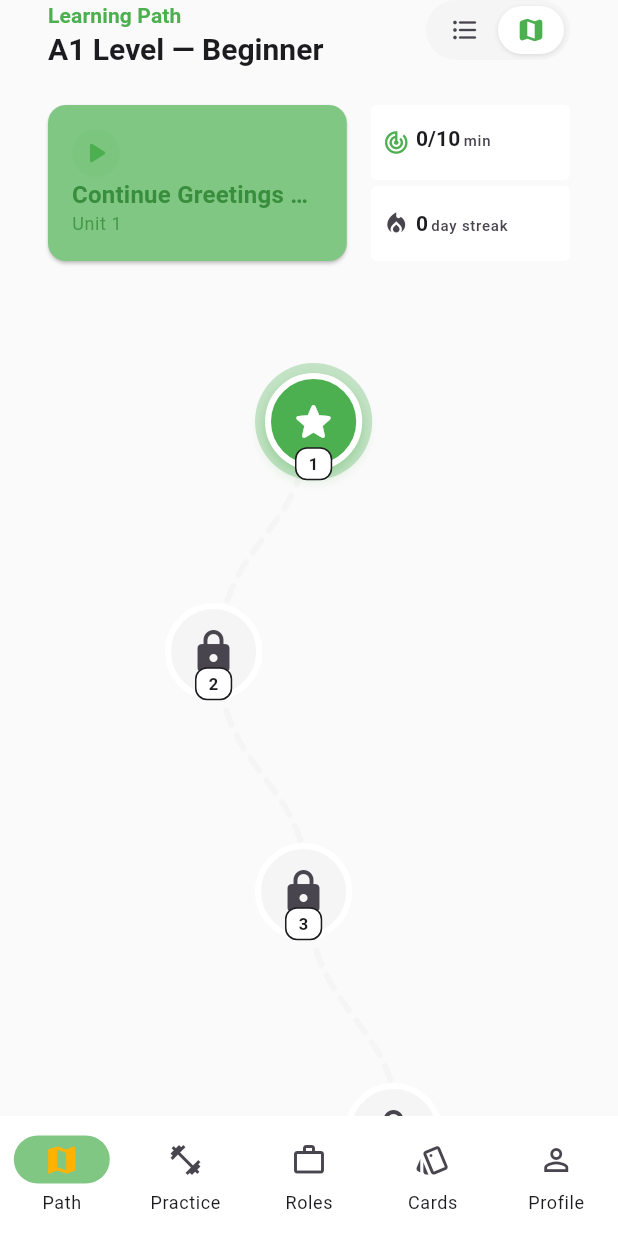
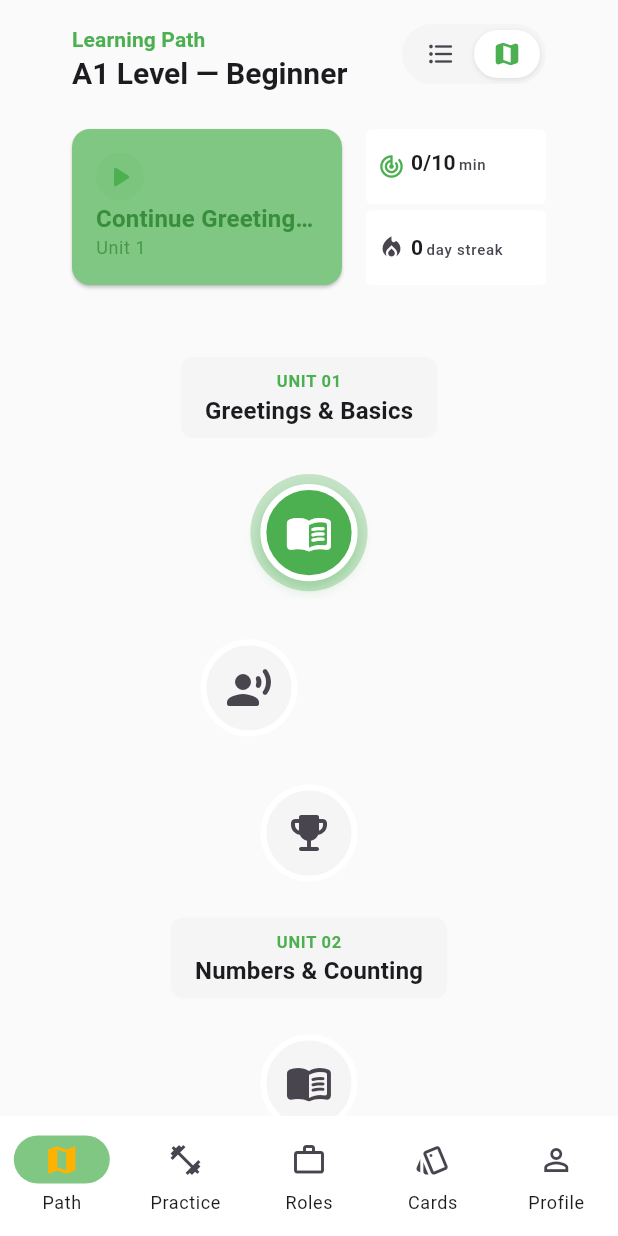
Before and after one commit to Shahadat99x/LietuCoach_Lithuanian_A1_B2, a Flutter app: the screen it shows after launch, after a tap on the "map" icon, on a phone screen of 412 x 824 dp. Run offline on Flutter 3.47's test engine with Material 3 defaults, Android fonts, the phone set to English and light mode, and no system bars; our stand-ins replace connectivity_plus, flutter_dotenv, hive, hive_flutter, just_audio, pdf and 3 more; accounts and stored records are empty; statements that could not run were skipped.

Commit message:
feat(path): add unit-section map layout with typed nodes

```diff
--- a/lib/features/path/widgets/map_view/map_node.dart
+++ b/lib/features/path/widgets/map_view/map_node.dart
@@ -9,6 +9,8 @@ class MapNode extends StatefulWidget {
   final VoidCallback onTap;
   final VoidCallback? onLongPress;
 
+  final IconData? icon;
+
   const MapNode({
     super.key,
     required this.index,
@@ -17,6 +19,7 @@ class MapNode extends StatefulWidget {
     required this.isCurrent,
     required this.onTap,
     this.onLongPress,
+    this.icon,
   });
 
   @override
@@ -122,32 +125,14 @@ class _MapNodeState extends State<MapNode> with SingleTickerProviderStateMixin {
               border: Border.all(color: Colors.white, width: 4),
             ),
             child: Icon(
-              widget.isCompleted
-                  ? Icons.check_rounded
-                  : (widget.isUnlocked
-                        ? Icons.star_rounded
-                        : Icons.lock_rounded),
+              widget.icon ??
+                  (widget.isCompleted
+                      ? Icons.check_rounded
+                      : (widget.isUnlocked
+                            ? Icons.star_rounded
+                            : Icons.lock_rounded)),
               color: widget.isCompleted ? Colors.white : iconColor,
               size: 32,
-            ),
-          ),
-
-          // Level Indicator Pill (optional, maybe below)
-          Positioned(
-            bottom: 0,
-            child: Container(
-              padding: const EdgeInsets.symmetric(horizontal: 8, vertical: 2),
-              decoration: BoxDecoration(
-                color: theme.colorScheme.surface,
-                borderRadius: BorderRadius.circular(8),
-                border: Border.all(color: theme.colorScheme.outlineVariant),
-              ),
-              child: Text(
-                '${widget.index + 1}',
-                style: theme.textTheme.labelSmall?.copyWith(
-                  fontWeight: FontWeight.bold,
-                ),
-              ),
             ),
           ),
         ],
--- /dev/null
+++ b/lib/features/path/widgets/map_view/unit_section.dart
@@ -0,0 +1,142 @@
+import 'package:flutter/material.dart';
+import '../../../../ui/tokens.dart';
+import '../../models/course_unit_config.dart';
+import 'map_node.dart';
+
+class UnitSection extends StatelessWidget {
+  final CourseUnitConfig config;
+  final int completedLessons;
+  final bool isUnlocked;
+  final bool examPassed;
+  final ValueChanged<int> onNodeTap;
+  final VoidCallback onExamTap;
+
+  const UnitSection({
+    super.key,
+    required this.config,
+    required this.completedLessons,
+    required this.isUnlocked,
+    required this.examPassed,
+    required this.onNodeTap,
+    required this.onExamTap,
+  });
+
+  @override
+  Widget build(BuildContext context) {
+    final theme = Theme.of(context);
+
+    // Determine nodes
+    // Nodes 0..(N-1) are lessons
+    // Node N is exam
+    final nodeCount = config.lessonCount + 1;
+
+    return Column(
+      children: [
+        // Unit Title Chip
+        Container(
+          margin: const EdgeInsets.symmetric(vertical: Spacing.l),
+          padding: const EdgeInsets.symmetric(
+            horizontal: Spacing.m,
+            vertical: Spacing.s,
+          ),
+          decoration: BoxDecoration(
+            color: theme.colorScheme.surfaceContainerHighest,
+            borderRadius: BorderRadius.circular(Radii.md),
+          ),
+          child: Column(
+            children: [
+              Text(
+                'UNIT ${config.unitId.split('_').last}', // Simple extraction or pass index
+                style: theme.textTheme.labelSmall?.copyWith(
+                  fontWeight: FontWeight.bold,
+                  color: theme.colorScheme.primary,
+                ),
+              ),
+              Text(
+                config.title,
+                style: theme.textTheme.titleMedium?.copyWith(
+                  fontWeight: FontWeight.bold,
+                ),
+              ),
+            ],
+          ),
+        ),
+
+        // Nodes Path
+        ListView.separated(
+          shrinkWrap: true,
+          physics: const NeverScrollableScrollPhysics(),
+          itemCount: nodeCount,
+          separatorBuilder: (_, __) => const SizedBox(height: Spacing.xl),
+          itemBuilder: (context, index) {
+            final isExam = index == config.lessonCount;
+
+            // State Logic
+            bool nodeUnlocked = false;
+            bool nodeCompleted = false;
+            bool nodeCurrent = false;
+
+            if (!isUnlocked) {
+              // Unit locked -> all locked
+              nodeUnlocked = false;
+            } else {
+              if (isExam) {
+                // Exam is unlocked if all lessons done
+                nodeUnlocked = completedLessons >= config.lessonCount;
+                nodeCompleted = examPassed;
+                nodeCurrent = nodeUnlocked && !nodeCompleted;
+              } else {
+                // Lesson node
+                nodeUnlocked = index <= completedLessons;
+                nodeCompleted = index < completedLessons;
+                nodeCurrent = index == completedLessons;
+              }
+            }
+
+            // Icons
+            IconData icon;
+            if (isExam) {
+              icon = Icons.emoji_events_rounded; // Trophy
+            } else if (index % 3 == 0) {
+              icon = Icons.menu_book_rounded;
+            } else if (index % 3 == 1) {
+              icon = Icons.record_voice_over_rounded;
+            } else {
+              icon = Icons.chat_bubble_rounded;
+            }
+
+            // Visual Staggering (Zig-zag)
+            // 0: Center, 1: Left, 2: Right, ...
+            /*
+            alignment logic:
+            index % 2 == 0 ? center : (index % 4 == 1 ? left : right)
+            Actually a simple sine wave is nice:
+            */
+            final double offset =
+                40.0 * (index % 2 == 0 ? 0 : (index % 4 == 1 ? -1 : 1));
+
+            return Transform.translate(
+              offset: Offset(offset, 0),
+              child: MapNode(
+                index: index,
+                isUnlocked: nodeUnlocked,
+                isCompleted: nodeCompleted,
+                isCurrent: nodeCurrent,
+                icon: icon,
+                onTap: () {
+                  if (isExam) {
+                    onExamTap();
+                  } else {
+                    onNodeTap(
+                      index,
+                    ); // This index needs mapping to lesson ID logic if needed, or just open list
+                  }
+                },
+              ),
+            );
+          },
+        ),
+      ],
+    );
+  }
+}
--- a/lib/features/path/widgets/path_map_view.dart
+++ b/lib/features/path/widgets/path_map_view.dart
@@ -4,8 +4,7 @@ import '../../../../ui/tokens.dart';
 import '../models/course_unit_config.dart';
 import '../../../../progress/progress.dart';
 import '../../../../packs/packs.dart';
-import 'map_view/map_node.dart';
-import 'map_view/path_painter.dart';
+import 'map_view/unit_section.dart';
 
 class PathMapView extends StatelessWidget {
   final List<CourseUnitConfig> courseUnits;
@@ -35,133 +34,36 @@ class PathMapView extends StatelessWidget {
 
   @override
   Widget build(BuildContext context) {
-    // Determine the last completed/current unit to scroll to?
-    // For now, simpler implementation: standard list, maybe use ScrollController if needed later.
+    // Add bottom padding for FAB or just general spacing
+    final bottomPadding = MediaQuery.of(context).padding.bottom + Spacing.xxl;
 
-    return LayoutBuilder(
-      builder: (context, constraints) {
-        final screenWidth = constraints.maxWidth;
-        final centerX = screenWidth / 2;
-        const itemHeight = 160.0;
-        const amplitude = 60.0; // Horizontal sway
+    return ListView(
+      padding: EdgeInsets.fromLTRB(
+        Spacing.pagePadding,
+        Spacing.m,
+        Spacing.pagePadding,
+        bottomPadding,
+      ),
+      children: [
+        if (header != null) header!,
+        const SizedBox(height: Spacing.l),
 
-        return ListView.builder(
-          padding: const EdgeInsets.only(bottom: Spacing.xxl),
-          itemCount: courseUnits.length + 1, // +1 for Header
-          itemBuilder: (context, index) {
-            if (index == 0) {
-              return Padding(
-                padding: const EdgeInsets.only(bottom: Spacing.l),
-                child: header ?? const SizedBox.shrink(),
-              );
-            }
+        ...courseUnits.asMap().entries.map((entry) {
+          final index = entry.key;
+          final config = entry.value;
 
-            final unitIndex = index - 1;
-            final config = courseUnits[unitIndex];
-            final isUnlocked = isUnitUnlocked(unitIndex);
-            final completedCount = lessonCompletedCount[config.unitId] ?? 0;
-            final uProgress = unitProgress[config.unitId];
-            final isCompleted =
-                completedCount >= config.lessonCount &&
-                (uProgress?.examPassed ?? false);
-            // Current is Unlocked BUT Not Completed (or is the specific next one)
-            // Logic: isUnlocked && !isCompleted.
-            // Wait, if 0 is completed, 1 is unlocked. 1 is current.
-            // If 0 is not completed, 0 is current.
-            // So isCurrent = isUnlocked && !isCompleted?
-            // What if previous is not completed? Then this one isn't unlocked.
-            // So yes, isUnlocked && !isCompleted works for "Next to do".
-            // Exception: If everything is completed, none is "Current"?
-            // Or the last one is "Current" but done?
-            // Let's stick to isUnlocked && !isCompleted.
-            final isCurrent = isUnlocked && !isCompleted;
+          return UnitSection(
+            config: config,
+            completedLessons: lessonCompletedCount[config.unitId] ?? 0,
+            isUnlocked: isUnitUnlocked(index),
+            examPassed: unitProgress[config.unitId]?.examPassed ?? false,
+            onNodeTap: (_) => onUnitTap(config),
+            onExamTap: () => onExamTap(config),
+          );
+        }),
 
-            // Calculate Position
-            double getXOffset(int i) {
-              // Pattern: 0 -> -1 -> 0 -> +1
-              final mod = i % 4;
-              if (mod == 0) return 0;
-              if (mod == 1) return -amplitude;
-              if (mod == 2) return 0;
-              return amplitude;
-            }
-
-            final currentXOffset = getXOffset(unitIndex);
-            final currentPoint = Offset(
-              centerX + currentXOffset,
-              itemHeight / 2,
-            );
-
-            // Calculate Next Point for Line
-            // If not last unit, draw line to next
-            final hasNext = unitIndex < courseUnits.length - 1;
-            Offset? nextPoint;
-            if (hasNext) {
-              final nextXOffset = getXOffset(unitIndex + 1);
-              // Next item center relative to THIS item's origin?
-              // No, PathPainter draws inside THIS item.
-              // We want to draw from local center (currentPoint) to...
-              // The next point is at (centerX + nextXOffset, itemHeight + itemHeight/2) relative to top of this item?
-              // Yes, exactly itemHeight below the current point's Y?
-              // No, currentPoint.dy is itemHeight/2.
-              // Next point dy in next item is itemHeight/2.
-              // So relative dy is itemHeight.
-              nextPoint = Offset(
-                centerX + nextXOffset,
-                itemHeight + (itemHeight / 2),
-              );
-            }
-
-            // Color for path
-            // If next is unlocked, path is colored.
-            // Actually, if THIS is completed, path to next is colored?
-            // Or if Next is unlocked?
-            final nextUnlocked = hasNext && isUnitUnlocked(unitIndex + 1);
-            final pathColor = nextUnlocked
-                ? Theme.of(context).colorScheme.primary
-                : Theme.of(context).colorScheme.surfaceContainerHighest;
-
-            return SizedBox(
-              height: itemHeight,
-              child: Stack(
-                children: [
-                  // Path Line
-                  if (hasNext)
-                    CustomPaint(
-                      size: Size(
-                        screenWidth,
-                        itemHeight * 2,
-                      ), // Allow drawing outside
-                      painter: PathPainter(
-                        start: currentPoint,
-                        end: nextPoint!,
-                        color: pathColor,
-                      ),
-                    ),
-
-                  // Node
-                  Positioned(
-                    left:
-                        currentPoint.dx - 36, // Center node (assuming 72 width)
-                    top: currentPoint.dy - 36,
-                    child: MapNode(
-                      index: unitIndex,
-                      isUnlocked: isUnlocked,
-                      isCompleted: isCompleted,
-                      isCurrent: isCurrent,
-                      onTap: () => onUnitTap(config),
-                      onLongPress: () {
-                        // Simplify: Long press could show details or just be same as tap for now
-                        onUnitTap(config);
-                      },
-                    ),
-                  ),
-                ],
-              ),
-            );
-          },
-        );
-      },
+        if (footer != null) ...[const SizedBox(height: Spacing.xl), footer!],
+      ],
     );
   }
 }
```
